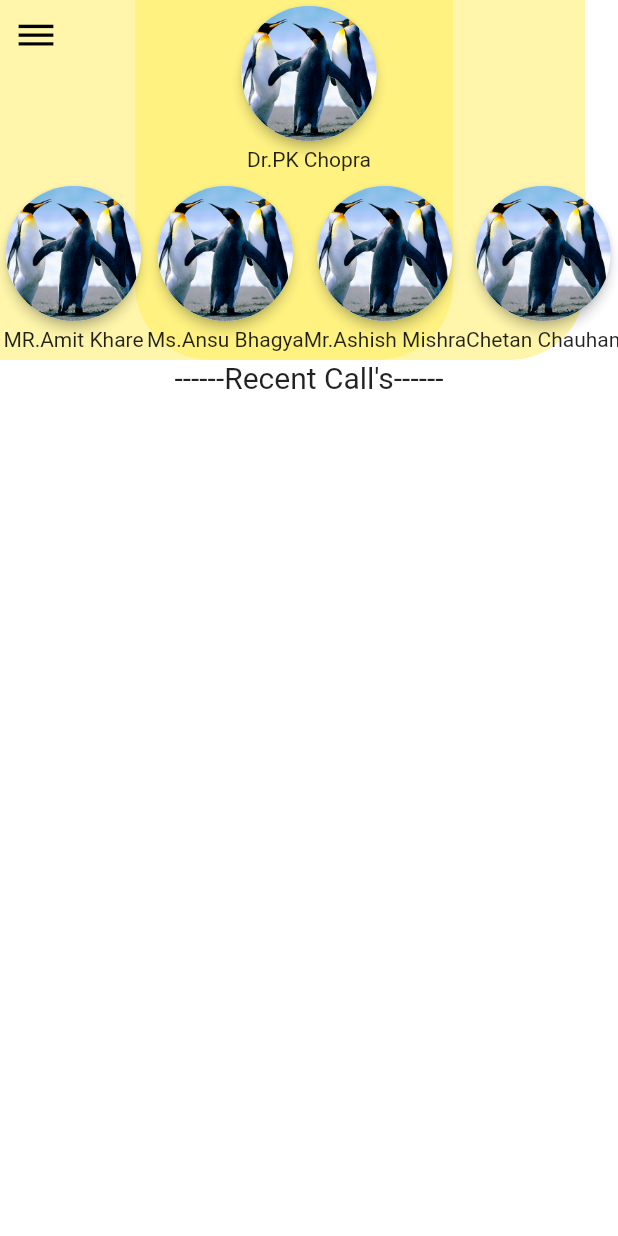
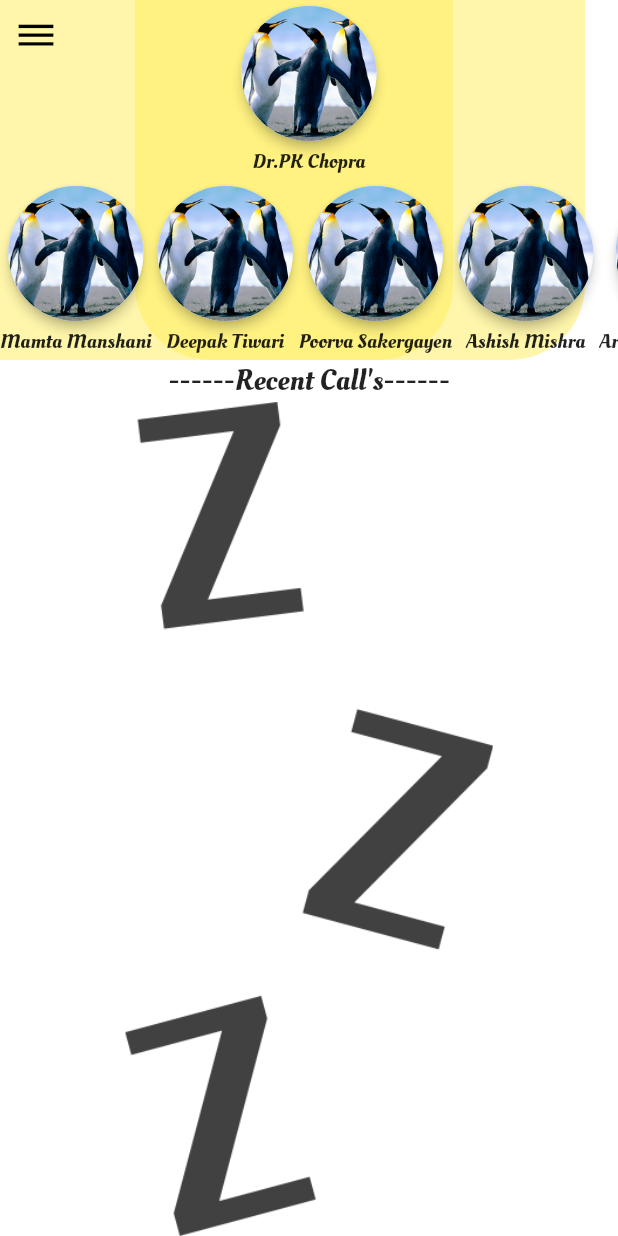
Before and after one commit to akshayyadav76/the_management, a Flutter app: the screen it shows after launch, on a phone screen of 412 x 824 dp. Run offline on Flutter 3.47's test engine with Material 2 defaults, Android fonts, the phone set to English and light mode, and no system bars; our stand-ins replace sqflite; missing offline and left inert: flutter_webview_plugin; accounts and stored records are empty.

Commit message:
fix some bugs...

```diff
--- a/lib/main.dart
+++ b/lib/main.dart
@@ -1,4 +1,5 @@
 import 'package:flutter/material.dart';
+import 'package:flutter/services.dart';
 import 'package:provider/provider.dart';
 
 import './screens/dashboard_screen.dart';
@@ -8,9 +9,14 @@ import './screens/surveillance_list.dart';
 import './screens/erp_login_screen.dart';
 import './screens/library_dadhboard_screen.dart';
 import './screens/books_list_screen.dart';
+import './screens/mentor_screen.dart';
 
 void main(){
-  runApp(TheManagement());
+  runApp(TheManagement()
+  );
+  SystemChrome.setSystemUIOverlayStyle(
+    SystemUiOverlayStyle(statusBarColor: Colors.yellow[600].withOpacity(0.7))
+  );
 }
 
 class TheManagement extends StatelessWidget {
@@ -25,6 +31,8 @@ class TheManagement extends StatelessWidget {
           theme: ThemeData(
             primaryColor: Colors.white,
             accentColor: Colors.amberAccent,
+          //  primarySwatch: Colors.yellow[400],
+              appBarTheme: AppBarTheme(color: Colors.amberAccent),
 
             fontFamily: "OleoScript",
             iconTheme: IconThemeData(size: 28),
@@ -41,6 +49,7 @@ class TheManagement extends StatelessWidget {
             ErpLoginScreen.routName03:(context)=>ErpLoginScreen(),
             LibraryDashbordScreen.routeName04:(context)=>LibraryDashbordScreen(),
             BooksListScreen.routeName05:(context)=>BooksListScreen(),
+            MentorScreen.routeName05:(context)=>MentorScreen(),
           },
         ),
       );
--- a/lib/provider/students.dart
+++ b/lib/provider/students.dart
@@ -112,10 +112,10 @@ class Students with ChangeNotifier {
     print(reposedData);
   }
 
-  List<dynamic>series(String series,String seriesType){
-    //| print("serite boooks lgnth now${_booksData[0]}");
+  List<dynamic>series(String filterColumnName,String searchName){
+    print("serite boooks lgnth now${_booksData[0]}");
     return _booksData.where((data){  //return not added here
-      return data[series]==seriesType;
+      return data[filterColumnName]== searchName;
     }).toList();
   }
 
--- a/lib/screens/dashboard_screen.dart
+++ b/lib/screens/dashboard_screen.dart
@@ -5,6 +5,8 @@ import '../widget/circular_image.dart';
 import '../widget/my_drawer.dart';
 import '../screens/students_list_screen.dart';
 import '../provider/students.dart';
+import '../screens/mentor_screen.dart';
+
 
 
 
@@ -27,20 +29,6 @@ class _DashBoardScreenState extends State<DashBoardScreen> {
   @override
   Widget build(BuildContext context) {
 
-    if(check){
-      Provider.of<Students>(context,listen: false).getBooks().then((context){
-        setState(() {
-          check =false;
-        });
-      });
-    }
-//   if(getStudent){
-//     Provider.of<Students>(context,listen: false).getData().then((context){
-//       setState(() {
-//         getStudent =false;
-//       });
-//     });
-//   }
 
     var height = MediaQuery.of(context).size.height;
 
@@ -101,22 +89,60 @@ class _DashBoardScreenState extends State<DashBoardScreen> {
                     child: ListView(
                       scrollDirection: Axis.horizontal,
                       children: <Widget>[
-                        CircularImage(facultyName: "MR.Amit Khare",
+                        GestureDetector(
+                          onTap: (){Navigator.of(context).
+                          pushNamed(MentorScreen.routeName05,arguments: "MM");},
+                          child: CircularImage(facultyName: "Mamta Manshani",
                             facultyImage: 'assets/faculty_images/demo.jpg',),
-                        CircularImage(facultyName: "Ms.Ansu Bhagya",
+                        ),
+                        GestureDetector(
+                          onTap: (){Navigator.of(context).
+                          pushNamed(MentorScreen.routeName05,arguments: "DT");},
+                          child: CircularImage(facultyName: "Deepak Tiwari",
                             facultyImage: 'assets/faculty_images/demo.jpg',),
-                        CircularImage(facultyName: "Mr.Ashish Mishra",
+                        ),
+                        GestureDetector(
+                          onTap: (){Navigator.of(context).
+                          pushNamed(MentorScreen.routeName05,arguments: "PS");},
+                          child: CircularImage(facultyName: "Poorva Sakergayen",
                             facultyImage: 'assets/faculty_images/demo.jpg',),
-                        CircularImage(facultyName: "Chetan Chauhan",
+                        ),
+                        GestureDetector(
+                          onTap: (){Navigator.of(context).
+                          pushNamed(MentorScreen.routeName05,arguments: "AM");},
+                          child: CircularImage(facultyName: "Ashish Mishra",
                             facultyImage: 'assets/faculty_images/demo.jpg',),
-                        CircularImage(facultyName: "MR.Deepak Tiwari",
+                        ),
+                        GestureDetector(
+                          onTap: (){Navigator.of(context).
+                          pushNamed(MentorScreen.routeName05,arguments: "AKM");},
+                          child: CircularImage(facultyName: "Arun Kumar Mishra",
                             facultyImage: 'assets/faculty_images/demo.jpg',),
-                        CircularImage(facultyName: "Dr.Mamta Manshani",
+                        ),
+                        GestureDetector(
+                          onTap: (){Navigator.of(context).
+                          pushNamed(MentorScreen.routeName05,arguments: "AK");},
+                          child: CircularImage(facultyName: "Amit Khare",
                             facultyImage: 'assets/faculty_images/demo.jpg',),
-                        CircularImage(facultyName: "Poorva Sakergayen",
+                        ),
+                        GestureDetector(
+                          onTap: (){Navigator.of(context).
+                          pushNamed(MentorScreen.routeName05,arguments: "AB");},
+                          child: CircularImage(facultyName: "Ansu Bhagya",
                             facultyImage: 'assets/faculty_images/demo.jpg',),
-                        CircularImage(facultyName: "Mansi Jani",
+                        ),
+                        GestureDetector(
+                          onTap: (){Navigator.of(context).
+                          pushNamed(MentorScreen.routeName05,arguments: "CC");},
+                          child: CircularImage(facultyName: "Chetan Chauhan",
                             facultyImage: 'assets/faculty_images/demo.jpg',),
+                        ),
+                        GestureDetector(
+                          onTap: (){Navigator.of(context).
+                          pushNamed(MentorScreen.routeName05,arguments: "MJ");},
+                          child: CircularImage(facultyName: "Mansi Jani",
+                            facultyImage: 'assets/faculty_images/demo.jpg',),
+                        ),
                       ],
                     ),
                   ),
@@ -128,7 +154,9 @@ class _DashBoardScreenState extends State<DashBoardScreen> {
                 child: Consumer<Students>(
                   builder: (context,data,_){
                     data.recentsLIst();
-                    return data.recents ==0 ? Center(child: CircularProgressIndicator())
+                    return data.recents.length ==0 ?
+                    Center(child: Image(
+                        image: AssetImage("assets/waiting.png")))
                         :ListView.builder(
                       itemCount:  data.recents.length,
                         itemBuilder:(context,i){
--- a/lib/screens/library_dadhboard_screen.dart
+++ b/lib/screens/library_dadhboard_screen.dart
@@ -77,13 +77,11 @@ class LibraryDashbordScreen extends StatelessWidget {
                               Text('OCM',
                                   style: TextStyle(
                                       color: Colors.black,
-                                      fontFamily: 'Quicksand',
                                       fontSize: 24.0,
                                       fontWeight: FontWeight.bold)),
                               Text('Library',
                                   style: TextStyle(
                                       color: Colors.black,
-                                      fontFamily: 'Quicksand',
                                       fontSize: 20.0))
                             ],
                           ),
@@ -142,9 +140,11 @@ class LibraryDashbordScreen extends StatelessWidget {
                 ],
               ),
               Container(
+                padding: EdgeInsets.only(top: 10),
                   alignment: Alignment.topLeft,
-                  child: Text("By Subjects",)),
+                  child: Text("By Subjects",style: TextStyle(fontSize: 30),)),
               Container(
+
                 height: 100,
                 child: ListView(
                   scrollDirection: Axis.horizontal,
--- a/lib/screens/surveillance_list.dart
+++ b/lib/screens/surveillance_list.dart
@@ -24,7 +24,10 @@ class SurveillanceList extends StatelessWidget {
 
 
     return Scaffold(
-      appBar: AppBar(title: Text("Surveillance List"),centerTitle: true,),
+      appBar: AppBar(title: Text("Surveillance List"),centerTitle: true,
+       backgroundColor: Colors.amberAccent,
+
+      ),
       body: list.length == 0? Center(child: CircularProgressIndicator())
           :ListView.builder(
           itemCount: list.length,
--- a/lib/widget/circular_categery.dart
+++ b/lib/widget/circular_categery.dart
@@ -13,7 +13,6 @@ class CircularCategory extends StatelessWidget {
 
   @override
   Widget build(BuildContext context){
-
     return GestureDetector(
       onTap: (){Navigator.of(context).pushNamed(BooksListScreen.routeName05,arguments: {
         'title':filerName,
--- a/lib/widget/circular_image.dart
+++ b/lib/widget/circular_image.dart
@@ -32,7 +32,8 @@ class CircularImage extends StatelessWidget {
 
             FittedBox(
               fit: BoxFit.fill,
-                child: Text(facultyName)),
+                child: Text(facultyName,),
+            ),
           ],
         ));
   }
```
Also changed, not shown: lib/screens/books_list_screen.dart (+33 -16 lines), lib/screens/mentor_screen.dart (+45 -8 lines), lib/screens/students_list_screen.dart (+66 -59 lines), lib/widget/book_container.dart (+8 -8 lines), lib/widget/student_tile.dart (+5 -2 lines), pubspec.yaml (+5 -4 lines), assets/fonts/OleoScript-Regular.ttf (added), assets/waiting.png (added), 8 other files. Lines whose indentation alone changed are shown as unchanged.
